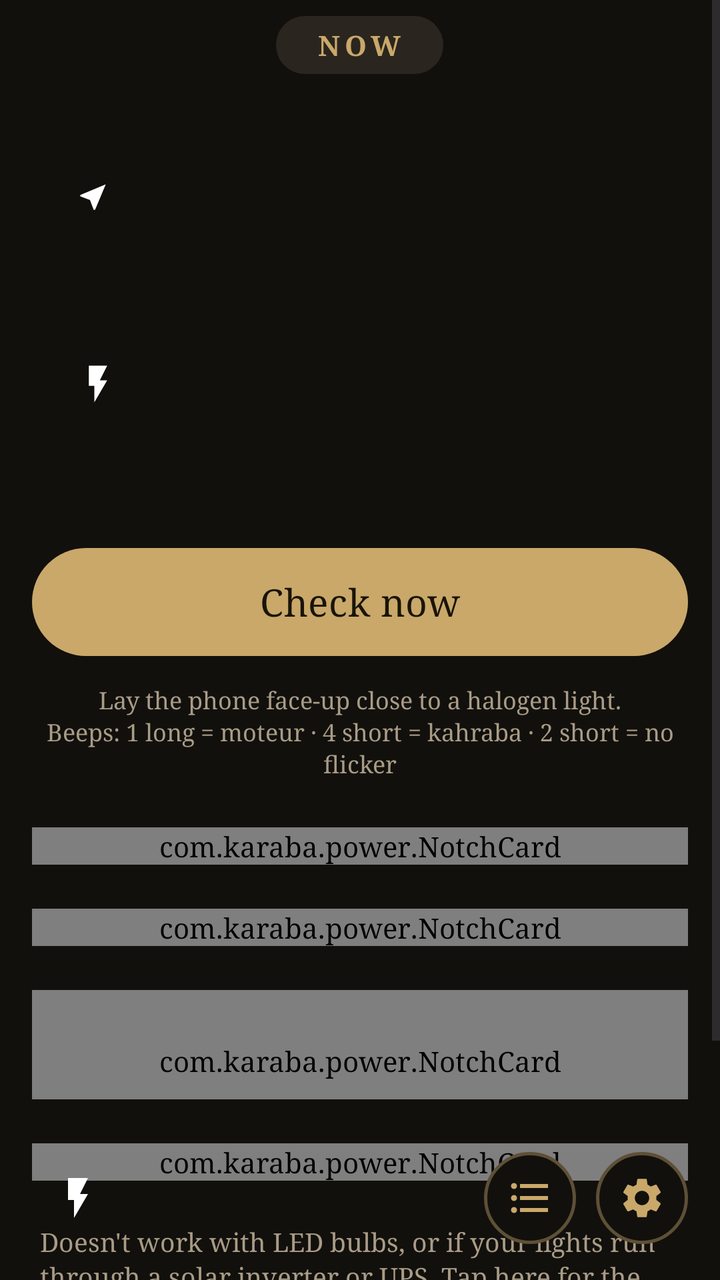
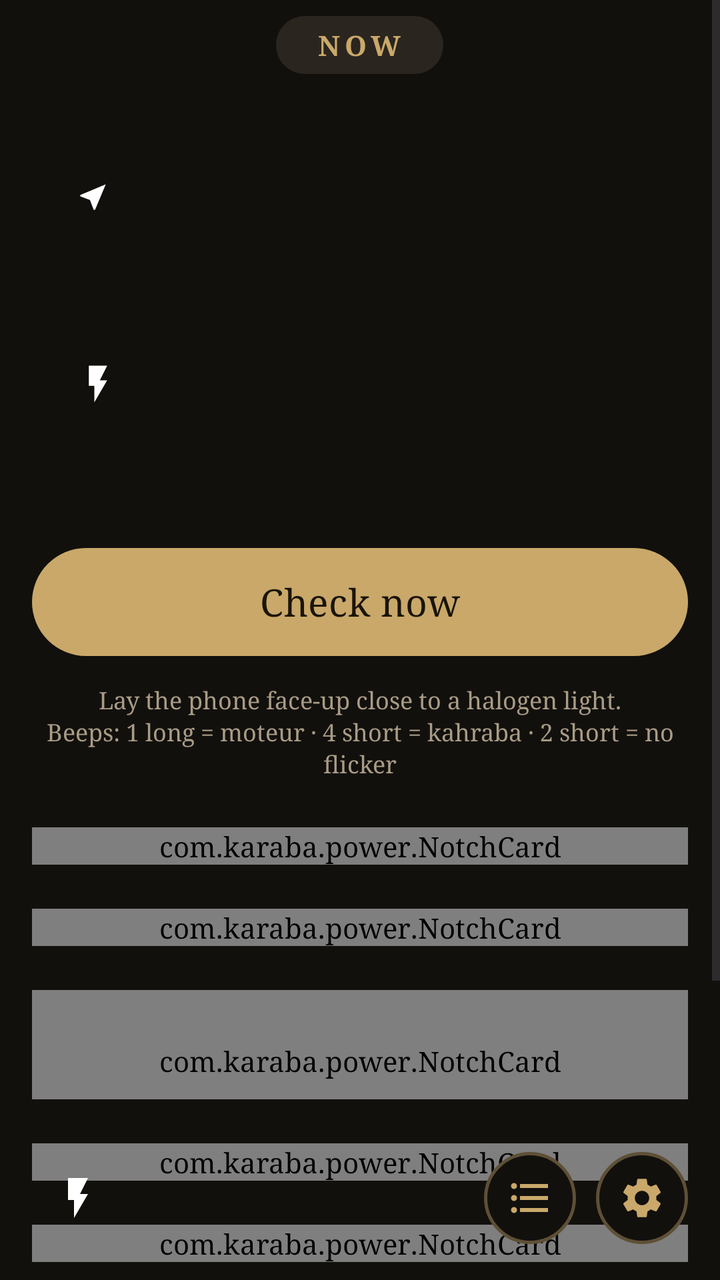

The first picture is an Android layout as it rendered before a commit; the second is the same layout after the commit. The layout source and the unified diff follow.
<!-- AndroidManifest.xml: activity theme AppTheme.Main -->
<!-- res/layout/activity_main.xml -->
<?xml version="1.0" encoding="utf-8"?>
<FrameLayout xmlns:android="http://schemas.android.com/apk/res/android"
    xmlns:app="http://schemas.android.com/apk/res-auto"
    android:layout_width="match_parent"
    android:layout_height="match_parent"
    android:background="?attr/appBg">

    <ScrollView
        android:id="@+id/scroll"
        android:layout_width="match_parent"
        android:layout_height="match_parent"
        android:clipToPadding="false"
        android:paddingBottom="100dp">

        <LinearLayout
            android:layout_width="match_parent"
            android:layout_height="wrap_content"
            android:orientation="vertical"
            android:paddingStart="16dp"
            android:paddingTop="8dp"
            android:paddingEnd="16dp">

            
            <FrameLayout
                android:layout_width="match_parent"
                android:layout_height="wrap_content">

                <LinearLayout
                    android:id="@+id/hero"
                    android:layout_width="match_parent"
                    android:layout_height="wrap_content"
                    android:layout_marginTop="16dp"
                    android:clickable="true"
                    android:focusable="true"
                    android:gravity="bottom"
                    android:minHeight="230dp"
                    android:orientation="vertical"
                    android:padding="22dp">

                    <LinearLayout
                        android:layout_width="wrap_content"
                        android:layout_height="wrap_content"
                        android:gravity="center_vertical"
                        android:orientation="horizontal">

                        <ImageView
                            android:layout_width="17dp"
                            android:layout_height="17dp"
                            android:importantForAccessibility="no"
                            android:src="@drawable/ic_place" />

                        <TextView
                            android:id="@+id/heroRoom"
                            android:layout_width="wrap_content"
                            android:layout_height="wrap_content"
                            android:layout_marginStart="8dp"
                            android:shadowColor="#66000000"
                            android:shadowRadius="6"
                            android:textColor="#FFFFFF"
                            android:textSize="17sp" />
                    </LinearLayout>

                    <TextView
                        android:id="@+id/heroTitle"
                        android:layout_width="wrap_content"
                        android:layout_height="wrap_content"
                        android:layout_marginTop="6dp"
                        android:includeFontPadding="false"
                        android:shadowColor="#66000000"
                        android:shadowRadius="8"
                        android:textColor="#FFFFFF"
                        android:textSize="46sp" />

                    <LinearLayout
                        android:layout_width="wrap_content"
                        android:layout_height="wrap_content"
                        android:layout_marginTop="10dp"
                        android:gravity="center_vertical"
                        android:orientation="horizontal">

                        <ImageView
                            android:id="@+id/heroIcon"
                            android:layout_width="22dp"
                            android:layout_height="22dp"
                            android:importantForAccessibility="no"
                            android:src="@drawable/ic_bolt" />

                        <TextView
                            android:id="@+id/heroSub"
                            android:layout_width="wrap_content"
                            android:layout_height="wrap_content"
                            android:layout_marginStart="10dp"
                            android:shadowColor="#66000000"
                            android:shadowRadius="6"
                            android:textColor="#FFFFFF"
                            android:textSize="19sp" />
                    </LinearLayout>

                    <TextView
                        android:id="@+id/heroMeta"
                        android:layout_width="wrap_content"
                        android:layout_height="wrap_content"
                        android:layout_marginTop="12dp"
                        android:letterSpacing="0.12"
                        android:textAllCaps="true"
                        android:textColor="#F2FFFFFF"
                        android:textSize="11sp"
                        android:textStyle="bold" />

                    <com.google.android.material.progressindicator.LinearProgressIndicator
                        android:id="@+id/heroProgress"
                        android:layout_width="match_parent"
                        android:layout_height="wrap_content"
                        android:layout_marginTop="14dp"
                        android:max="1000"
                        android:visibility="gone"
                        app:indicatorColor="#FFFFFF"
                        app:trackColor="#40FFFFFF"
                        app:trackCornerRadius="3dp"
                        app:trackThickness="5dp" />
                </LinearLayout>

                <TextView
                    android:layout_width="wrap_content"
                    android:layout_height="wrap_content"
                    android:layout_gravity="top|center_horizontal"
                    android:background="@drawable/tab_pill"
                    android:letterSpacing="0.16"
                    android:paddingStart="20dp"
                    android:paddingTop="5dp"
                    android:paddingEnd="20dp"
                    android:paddingBottom="5dp"
                    android:text="NOW"
                    android:textColor="?attr/appAccent"
                    android:textSize="14sp"
                    android:textStyle="bold" />
            </FrameLayout>

            <com.google.android.material.button.MaterialButton
                android:id="@+id/checkButton"
                style="@style/PrimaryButton"
                android:layout_width="match_parent"
                android:layout_height="62dp"
                android:layout_marginTop="16dp"
                android:text="Check now"
                android:textSize="19sp"
                app:cornerRadius="31dp" />

            
            <LinearLayout
                android:id="@+id/confirmRow"
                android:layout_width="match_parent"
                android:layout_height="wrap_content"
                android:layout_marginTop="10dp"
                android:orientation="vertical"
                android:visibility="gone">

                <TextView
                    android:id="@+id/confirmPrompt"
                    android:layout_width="match_parent"
                    android:layout_height="wrap_content"
                    android:gravity="center"
                    android:text="Know for sure? Confirm it:"
                    android:textColor="?attr/appMuted"
                    android:textSize="14sp" />

                <LinearLayout
                    android:layout_width="match_parent"
                    android:layout_height="wrap_content"
                    android:layout_marginTop="6dp"
                    android:orientation="horizontal">

                    <com.google.android.material.button.MaterialButton
                        android:id="@+id/confirmKahraba"
                        style="@style/OutlinePill"
                        android:layout_width="0dp"
                        android:layout_height="wrap_content"
                        android:layout_marginEnd="6dp"
                        android:layout_weight="1"
                        android:text="It was kahraba" />

                    <com.google.android.material.button.MaterialButton
                        android:id="@+id/confirmMoteur"
                        style="@style/OutlinePill"
                        android:layout_width="0dp"
                        android:layout_height="wrap_content"
                        android:layout_marginStart="6dp"
                        android:layout_weight="1"
                        android:text="It was moteur" />
                </LinearLayout>
            </LinearLayout>

            <TextView
                android:layout_width="match_parent"
                android:layout_height="wrap_content"
                android:layout_marginTop="10dp"
                android:gravity="center"
                android:lineSpacingExtra="2dp"
                android:text="Lay the phone face-up close to a halogen light.\nBeeps: 1 long = moteur · 4 short = kahraba · 2 short = no flicker"
                android:textColor="?attr/appMuted"
                android:textSize="12sp" />

            
            <com.karaba.power.NotchCard
                android:layout_width="match_parent"
                android:layout_height="wrap_content"
                android:layout_marginTop="24dp"
                app:notchTitle="Today">

                <LinearLayout
                    android:layout_width="match_parent"
                    android:layout_height="wrap_content"
                    android:orientation="vertical">

                    <LinearLayout
                        android:layout_width="match_parent"
                        android:layout_height="wrap_content"
                        android:gravity="center_vertical"
                        android:orientation="horizontal">

                        <LinearLayout
                            android:layout_width="0dp"
                            android:layout_height="wrap_content"
                            android:layout_weight="1"
                            android:orientation="vertical">

                            <TextView
                                android:id="@+id/dayName"
                                android:layout_width="wrap_content"
                                android:layout_height="wrap_content"
                                android:textColor="?attr/appText"
                                android:textSize="30sp"
                                android:textStyle="bold" />

                            <TextView
                                android:id="@+id/dateText"
                                android:layout_width="wrap_content"
                                android:layout_height="wrap_content"
                                android:textColor="?attr/appMuted"
                                android:textSize="17sp" />
                        </LinearLayout>

                        <TextView
                            android:id="@+id/clockText"
                            android:layout_width="wrap_content"
                            android:layout_height="wrap_content"
                            android:textColor="?attr/appText"
                            android:textSize="34sp"
                            android:textStyle="bold" />
                    </LinearLayout>

                    <View
                        android:layout_width="match_parent"
                        android:layout_height="1dp"
                        android:layout_marginTop="16dp"
                        android:background="?attr/appOutline" />

                    <LinearLayout
                        android:layout_width="match_parent"
                        android:layout_height="wrap_content"
                        android:layout_marginTop="6dp"
                        android:gravity="center_vertical"
                        android:orientation="horizontal">

                        <TextView
                            android:id="@+id/calModeText"
                            android:layout_width="0dp"
                            android:layout_height="wrap_content"
                            android:layout_weight="1"
                            android:text="Show always-on monitor"
                            android:textColor="?attr/appMuted"
                            android:textSize="14sp" />

                        <com.google.android.material.materialswitch.MaterialSwitch
                            android:id="@+id/calMonitorSwitch"
                            android:layout_width="wrap_content"
                            android:layout_height="wrap_content" />
                    </LinearLayout>

                    <LinearLayout
                        android:id="@+id/calWeekdays"
                        android:layout_width="match_parent"
                        android:layout_height="wrap_content"
                        android:layout_marginTop="4dp"
                        android:orientation="horizontal" />

                    <LinearLayout
                        android:id="@+id/calGrid"
                        android:layout_width="match_parent"
                        android:layout_height="wrap_content"
                        android:orientation="vertical" />

                    <TextView
                        android:id="@+id/calLegend"
                        android:layout_width="match_parent"
                        android:layout_height="wrap_content"
                        android:layout_marginTop="10dp"
                        android:textColor="?attr/appMuted"
                        android:textSize="13sp" />

                    <LinearLayout
                        android:layout_width="match_parent"
                        android:layout_height="wrap_content"
                        android:layout_marginTop="10dp"
                        android:gravity="center_vertical"
                        android:orientation="horizontal">

                        <ImageView
                            android:layout_width="16dp"
                            android:layout_height="16dp"
                            android:importantForAccessibility="no"
                            android:src="@drawable/ic_lock"
                            app:tint="?attr/appMuted" />

                        <TextView
                            android:layout_width="wrap_content"
                            android:layout_height="wrap_content"
                            android:layout_marginStart="8dp"
                            android:text="Tap a day to add a note. Notes stay on this phone only."
                            android:textColor="?attr/appMuted"
                            android:textSize="13sp" />
                    </LinearLayout>
                </LinearLayout>
            </com.karaba.power.NotchCard>

            
            <com.karaba.power.NotchCard
                android:layout_width="match_parent"
                android:layout_height="wrap_content"
                android:layout_marginTop="22dp"
                app:notchTitle="Room">

                <LinearLayout
                    android:layout_width="match_parent"
                    android:layout_height="wrap_content"
                    android:orientation="vertical">

                    <LinearLayout
                        android:layout_width="match_parent"
                        android:layout_height="wrap_content"
                        android:gravity="center_vertical"
                        android:orientation="horizontal">

                        <TextView
                            android:layout_width="0dp"
                            android:layout_height="wrap_content"
                            android:layout_weight="1"
                            android:text="Select room"
                            android:textColor="?attr/appText"
                            android:textSize="18sp"
                            android:textStyle="bold" />

                        <com.google.android.material.button.MaterialButton
                            android:id="@+id/spotButton"
                            style="@style/OutlinePill"
                            android:layout_width="wrap_content"
                            android:layout_height="wrap_content"
                            android:text="None" />
                    </LinearLayout>

                    <TextView
                        android:id="@+id/spotInfo"
                        android:layout_width="match_parent"
                        android:layout_height="wrap_content"
                        android:layout_marginTop="6dp"
                        android:lineSpacingExtra="2dp"
                        android:textColor="?attr/appMuted"
                        android:textSize="14sp" />
                </LinearLayout>
            </com.karaba.power.NotchCard>

            
            <com.karaba.power.NotchCard
                android:id="@+id/recentCard"
                android:layout_width="match_parent"
                android:layout_height="wrap_content"
                android:layout_marginTop="22dp"
                android:paddingStart="4dp"
                android:paddingTop="26dp"
                android:paddingEnd="4dp"
                android:paddingBottom="10dp"
                app:notchTitle="Recent checks">

                <LinearLayout
                    android:id="@+id/historyList"
                    android:layout_width="match_parent"
                    android:layout_height="wrap_content"
                    android:orientation="vertical" />
            </com.karaba.power.NotchCard>

            
            <com.karaba.power.NotchCard
                android:id="@+id/monitorCard"
                android:layout_width="match_parent"
                android:layout_height="wrap_content"
                android:layout_marginTop="22dp"
                android:clickable="true"
                android:focusable="true"
                app:notchChevron="true"
                app:notchTitle="Always-on monitor">

                <LinearLayout
                    android:layout_width="match_parent"
                    android:layout_height="wrap_content"
                    android:gravity="center_vertical"
                    android:orientation="horizontal">

                    <View
                        android:id="@+id/monitorDot"
                        android:layout_width="12dp"
                        android:layout_height="12dp"
                        android:background="@drawable/dot" />

                    <TextView
                        android:id="@+id/monitorSub"
                        android:layout_width="0dp"
                        android:layout_height="wrap_content"
                        android:layout_marginStart="14dp"
                        android:layout_weight="1"
                        android:textColor="?attr/appText"
                        android:textSize="16sp" />

                    <ImageView
                        android:layout_width="24dp"
                        android:layout_height="24dp"
                        android:importantForAccessibility="no"
                        android:src="@drawable/ic_chevron"
                        app:tint="?attr/appAccent" />
                </LinearLayout>
            </com.karaba.power.NotchCard>

            <TextView
                android:id="@+id/footerNote"
                android:layout_width="match_parent"
                android:layout_height="wrap_content"
                android:layout_marginStart="4dp"
                android:layout_marginTop="22dp"
                android:layout_marginEnd="4dp"
                android:lineSpacingExtra="2dp"
                android:text="Doesn't work with LED bulbs, or if your lights run through a solar inverter or UPS. Tap here for the full guide."
                android:textColor="?attr/appMuted"
                android:textSize="13sp" />
        </LinearLayout>
    </ScrollView>

    
    <LinearLayout
        android:id="@+id/bottomBar"
        android:layout_width="match_parent"
        android:layout_height="wrap_content"
        android:layout_gravity="bottom"
        android:gravity="center_vertical"
        android:orientation="horizontal"
        android:paddingStart="16dp"
        android:paddingTop="30dp"
        android:paddingEnd="16dp"
        android:paddingBottom="18dp">

        <FrameLayout
            android:id="@+id/barTile"
            android:layout_width="46dp"
            android:layout_height="46dp">

            <ImageView
                android:id="@+id/barIcon"
                android:layout_width="24dp"
                android:layout_height="24dp"
                android:layout_gravity="center"
                android:importantForAccessibility="no"
                android:src="@drawable/ic_bolt" />
        </FrameLayout>

        <LinearLayout
            android:layout_width="0dp"
            android:layout_height="wrap_content"
            android:layout_marginStart="12dp"
            android:layout_weight="1"
            android:orientation="vertical">

            <TextView
                android:id="@+id/barLabel"
                android:layout_width="wrap_content"
                android:layout_height="wrap_content"
                android:ellipsize="end"
                android:letterSpacing="0.1"
                android:maxLines="1"
                android:textAllCaps="true"
                android:textColor="?attr/appMuted"
                android:textSize="8sp"
                android:textStyle="bold" />

            <TextView
                android:id="@+id/barStatus"
                android:layout_width="wrap_content"
                android:layout_height="wrap_content"
                android:ellipsize="end"
                android:maxLines="1"
                android:textColor="?attr/appText"
                android:textSize="11sp"
                android:textStyle="bold" />
        </LinearLayout>

        <ImageButton
            android:id="@+id/barHistory"
            android:layout_width="46dp"
            android:layout_height="46dp"
            android:background="@drawable/circle_button"
            android:contentDescription="All checks"
            android:padding="11dp"
            android:scaleType="fitCenter"
            android:src="@drawable/ic_list"
            app:tint="?attr/appAccent" />

        <ImageButton
            android:id="@+id/barSettings"
            android:layout_width="46dp"
            android:layout_height="46dp"
            android:layout_marginStart="10dp"
            android:background="@drawable/circle_button"
            android:contentDescription="Settings"
            android:padding="11dp"
            android:scaleType="fitCenter"
            android:src="@drawable/ic_settings"
            app:tint="?attr/appAccent" />
    </LinearLayout>
</FrameLayout>
<!-- resources referenced by this layout -->
<resources>
  <!-- drawable circle_button (drawable) -->
  <?xml version="1.0" encoding="utf-8"?>
  <shape xmlns:android="http://schemas.android.com/apk/res/android" android:shape="oval">
      <solid android:color="?attr/appBg" />
      <stroke android:width="1.5dp" android:color="?attr/appBorder" />
  </shape>
  <!-- drawable dot (drawable) -->
  <?xml version="1.0" encoding="utf-8"?>
  <shape xmlns:android="http://schemas.android.com/apk/res/android" android:shape="oval">
      <solid android:color="@color/idle" />
      <size android:width="10dp" android:height="10dp" />
  </shape>
  <!-- drawable ic_bolt (drawable) -->
  <vector xmlns:android="http://schemas.android.com/apk/res/android"
      android:width="24dp"
      android:height="24dp"
      android:viewportWidth="24"
      android:viewportHeight="24">
      <path
          android:fillColor="#FFFFFFFF"
          android:pathData="M7,2v11h3v9l7,-12h-4l4,-8z" />
  </vector>
  <!-- drawable ic_chevron (drawable) -->
  <vector xmlns:android="http://schemas.android.com/apk/res/android"
      android:width="24dp"
      android:height="24dp"
      android:viewportWidth="24"
      android:viewportHeight="24">
      <path
          android:fillColor="#FF000000"
          android:pathData="M10,6L8.59,7.41 13.17,12l-4.58,4.59L10,18l6,-6z" />
  </vector>
  <!-- drawable ic_place (drawable) -->
  <vector xmlns:android="http://schemas.android.com/apk/res/android"
      android:width="24dp"
      android:height="24dp"
      android:viewportWidth="24"
      android:viewportHeight="24">
      <path
          android:fillColor="#FFFFFFFF"
          android:pathData="M21,3L3,10.53v0.98l6.84,2.65L12.48,21h0.98L21,3z" />
  </vector>
  <!-- drawable tab_pill (drawable) -->
  <?xml version="1.0" encoding="utf-8"?>
  <shape xmlns:android="http://schemas.android.com/apk/res/android" android:shape="rectangle">
      <solid android:color="?attr/appSurfaceAlt" />
      <corners android:radius="16dp" />
  </shape>
  <style name="OutlinePill" parent="Widget.Material3.Button.OutlinedButton">
          <item name="cornerRadius">24dp</item>
          <item name="strokeColor">?attr/appBorder</item>
          <item name="android:textColor">?attr/appText</item>
      </style>
  <style name="PrimaryButton" parent="Widget.Material3.Button">
          <item name="android:minHeight">56dp</item>
          <item name="cornerRadius">28dp</item>
          <item name="android:textSize">17sp</item>
          <item name="backgroundTint">?attr/appAccent</item>
          <item name="android:textColor">?attr/appOnAccent</item>
      </style>
  <style name="AppTheme.Main" parent="AppTheme">
          <item name="windowActionBar">false</item>
          <item name="windowNoTitle">true</item>
      </style>
  <color name="idle">#64748B</color>
  <color name="t_lamplight_accent">#C9A86A</color>
  <color name="t_lamplight_onaccent">#1A1408</color>
  <color name="t_lamplight_bg">#12100D</color>
  <color name="t_lamplight_surface">#1B1814</color>
  <color name="t_lamplight_text">#F2EADB</color>
  <color name="t_lamplight_alt">#2A251E</color>
  <color name="t_lamplight_border">#5E5036</color>
  <color name="t_lamplight_muted">#A99C86</color>
  <color name="t_lamplight_outline">#2E2922</color>
  <color name="t_lamplight_ring">#C9A86A</color>
  <style name="AppBottomSheet" parent="ThemeOverlay.Material3.BottomSheetDialog">
          <item name="bottomSheetStyle">@style/AppBottomSheetStyle</item>
      </style>
  <style name="AppBottomSheetStyle" parent="Widget.Material3.BottomSheet.Modal">
          <item name="backgroundTint">?attr/appSurface</item>
      </style>
  <!-- unchanged entries left out for length: 4 -->
</resources>

<!-- the commit's change to res/layout/activity_main.xml (unified diff, before → after) -->
@@ -417,6 +417,40 @@
                         android:layout_height="wrap_content"
                         android:layout_marginStart="14dp"
                         android:layout_weight="1"
+                        android:textColor="?attr/appText"
+                        android:textSize="16sp" />
+
+                    <ImageView
+                        android:layout_width="24dp"
+                        android:layout_height="24dp"
+                        android:importantForAccessibility="no"
+                        android:src="@drawable/ic_chevron"
+                        app:tint="?attr/appAccent" />
+                </LinearLayout>
+            </com.karaba.power.NotchCard>
+
+            
+            <com.karaba.power.NotchCard
+                android:id="@+id/meterCard"
+                android:layout_width="match_parent"
+                android:layout_height="wrap_content"
+                android:layout_marginTop="22dp"
+                android:clickable="true"
+                android:focusable="true"
+                app:notchChevron="true"
+                app:notchTitle="Light meter">
+
+                <LinearLayout
+                    android:layout_width="match_parent"
+                    android:layout_height="wrap_content"
+                    android:gravity="center_vertical"
+                    android:orientation="horizontal">
+
+                    <TextView
+                        android:layout_width="0dp"
+                        android:layout_height="wrap_content"
+                        android:layout_weight="1"
+                        android:text="Live lux, a chart, and recordings you can save as CSV"
                         android:textColor="?attr/appText"
                         android:textSize="16sp" />
 
